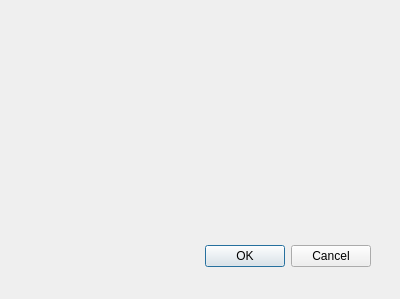
Qt form info_silo/UI/graph.ui (austinschaaf1/455_final) before a commit.
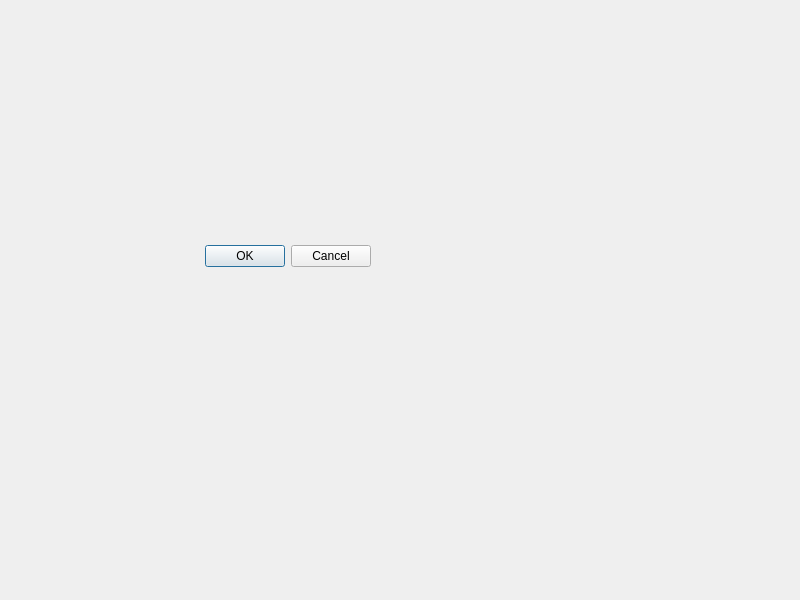
The same form after that commit.

What changed in the file:
```diff
--- a/info_silo/UI/graph.ui
+++ b/info_silo/UI/graph.ui
@@ -6,10 +6,22 @@
    <rect>
     <x>0</x>
     <y>0</y>
-    <width>400</width>
-    <height>299</height>
+    <width>800</width>
+    <height>600</height>
    </rect>
   </property>
+  <property name="minimumSize">
+   <size>
+    <width>800</width>
+    <height>600</height>
+   </size>
+  </property>
+  <property name="maximumSize">
+   <size>
+    <width>800</width>
+    <height>600</height>
+   </size>
+  </property>
   <property name="windowTitle">
    <string>Dialog</string>
   </property>
```
